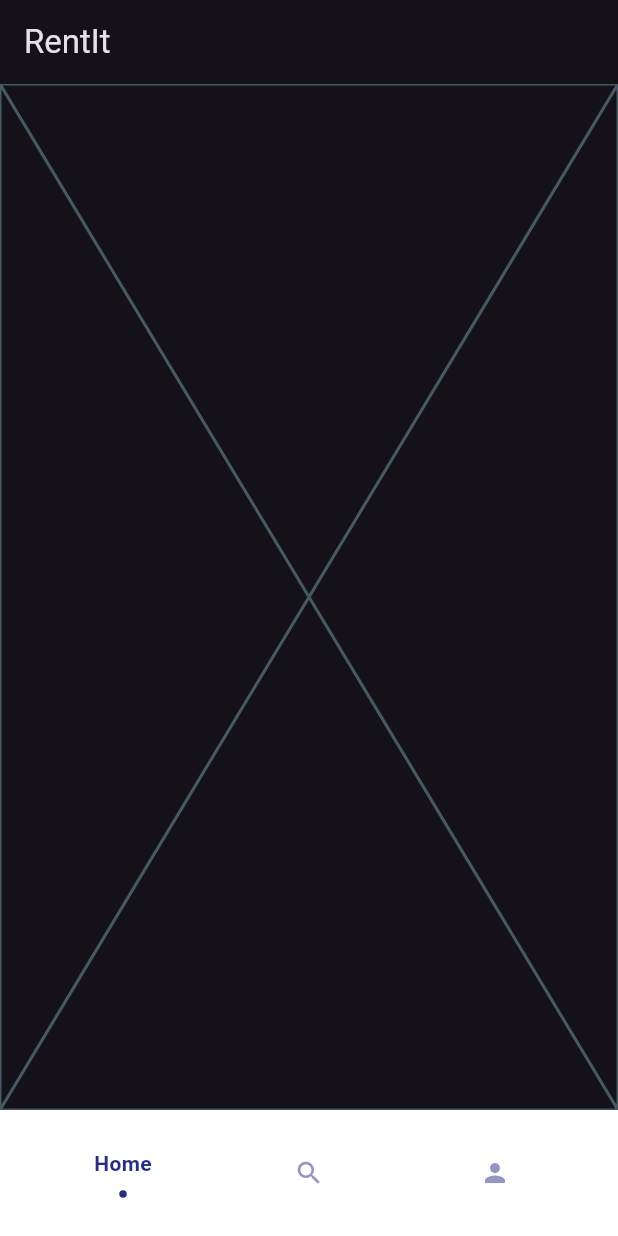
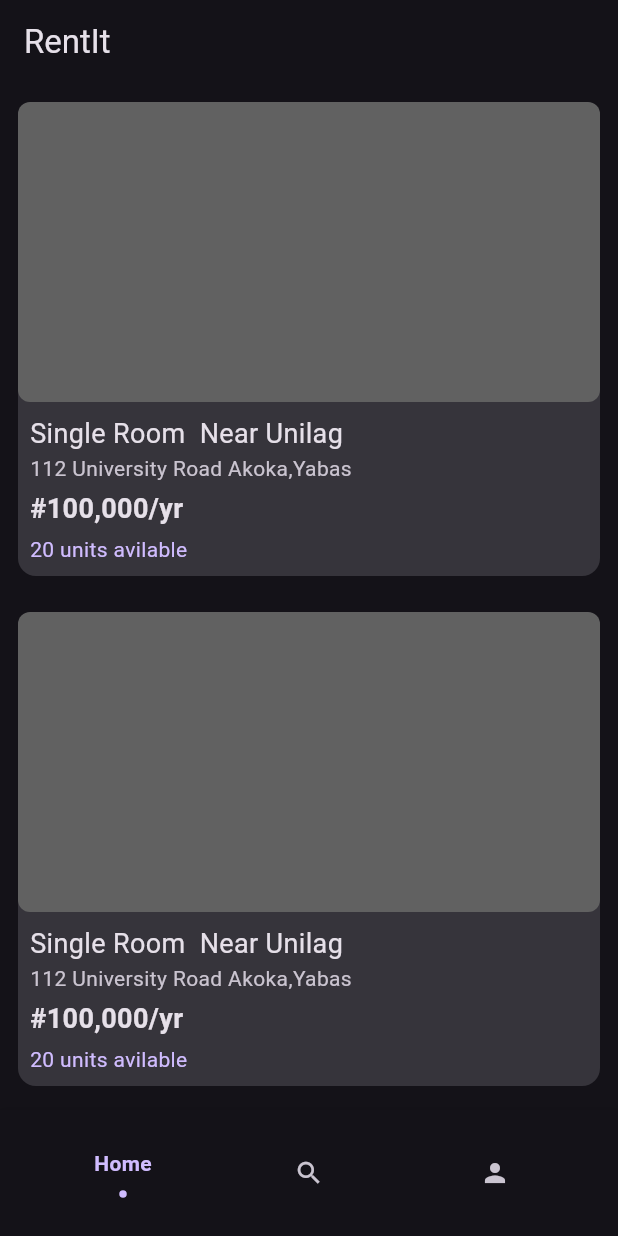
Before and after one commit to desto4q/rads, a Flutter app: the screen it shows after launch, on a phone screen of 412 x 824 dp. Run offline on Flutter 3.47's test engine with Material 3 defaults, Android fonts, the phone set to English and light mode, and no system bars; drawn by our look-alikes of flashy_tab_bar2; our stand-ins replace go_router; missing offline and left inert: animated_read_more_text.

Commit message:
tab screens

```diff
--- /dev/null
+++ b/lib/components/rent_tile.dart
@@ -0,0 +1,72 @@
+import 'package:flutter/material.dart';
+import 'package:go_router/go_router.dart';
+
+class RentTile extends StatelessWidget {
+  const RentTile({super.key});
+
+  @override
+  Widget build(BuildContext context) {
+    Size _size = MediaQuery.of(context).size;
+    return Container(
+      width: _size.width - 10,
+      child: Padding(
+        padding: const EdgeInsets.all(8.0),
+        child: InkWell(
+          onTap: () {
+            context.push("/listing");
+          },
+          child: Card.filled(
+            child: Column(
+              crossAxisAlignment: CrossAxisAlignment.start,
+              children: [
+                Container(
+                  height: 200,
+                  decoration: BoxDecoration(
+                    color: Colors.grey.shade700,
+                    borderRadius: BorderRadius.circular(8),
+                  ),
+                ),
+                Padding(
+                  padding: const EdgeInsets.all(8.0),
+                  child: Column(
+                    crossAxisAlignment: CrossAxisAlignment.start,
+                    children: [
+                      Text(
+                        "Single Room  Near Unilag",
+                        style: TextStyle(
+                            color: Theme.of(context).colorScheme.onSurface,
+                            fontSize: 18),
+                      ),
+                      Text(
+                        "112 University Road Akoka,Yabas",
+                        style: TextStyle(
+                            color:
+                                Theme.of(context).colorScheme.onSurfaceVariant),
+                      ),
+                      SizedBox(
+                        height: 4,
+                      ),
+                      Text(
+                        "#100,000/yr",
+                        style: TextStyle(
+                            fontSize: 18, fontWeight: FontWeight.bold),
+                      ),
+                      SizedBox(
+                        height: 4,
+                      ),
+                      Text(
+                        "20 units avilable",
+                        style: TextStyle(
+                            color: Theme.of(context).colorScheme.primary),
+                      ),
+                    ],
+                  ),
+                )
+              ],
+            ),
+          ),
+        ),
+      ),
+    );
+  }
+}
--- a/lib/main.dart
+++ b/lib/main.dart
@@ -1,8 +1,6 @@
 import 'package:flutter/material.dart';
 import 'package:go_router/go_router.dart';
-import 'package:rentit/stack/auth_screens/auth_intro.dart';
-import 'package:rentit/stack/main_screens/intro.dart';
-import 'package:rentit/stack/main_screens/rent_it.dart';
+import 'package:rentit/routes/routes.dart';
 
 void main() {
   runApp(const MyApp());
@@ -26,18 +24,7 @@ final GoRouter _router = GoRouter(
       }
       return null; // No redirection
     },
-    routes: [
-      GoRoute(
-          path: "/",
-          builder: (_, state) {
-            return RentIt();
-          }),
-      GoRoute(
-          path: "/login",
-          builder: (_, state) {
-            return AuthIntro();
-          }),
-    ]);
+    routes: routes);
 
 class Routing extends StatelessWidget {
   const Routing({super.key});
--- a/lib/stack/main_screens/rent_it.dart
+++ b/lib/stack/main_screens/rent_it.dart
@@ -31,9 +31,13 @@ class _RentItState extends State<RentIt> {
         children: _list,
       ),
       bottomNavigationBar: FlashyTabBar(
+        backgroundColor: Theme.of(context).colorScheme.surface,
+
           selectedIndex: selectedIndex,
           items: _screens.map((ele) {
             return FlashyTabBarItem(
+              inactiveColor: Theme.of(context).colorScheme.onSurfaceVariant,
+              activeColor: Theme.of(context).colorScheme.surfaceTint,
                 icon: Icon(ele["icon"]), title: Text(ele["name"]));
           }).toList(),
           onItemSelected: (e) {
--- a/lib/stack/main_screens/tab_screens/tab_home.dart
+++ b/lib/stack/main_screens/tab_screens/tab_home.dart
@@ -1,10 +1,17 @@
 import 'package:flutter/material.dart';
+import 'package:rentit/components/rent_tile.dart';
 
 class TabHome extends StatelessWidget {
   const TabHome({super.key});
 
   @override
   Widget build(BuildContext context) {
-    return const Placeholder();
+    return Container(
+      child: ListView(
+        children: List.generate(20, (index) {
+          return RentTile();
+        }),
+      ),
+    );
   }
 }
--- a/pubspec.yaml
+++ b/pubspec.yaml
@@ -37,6 +37,7 @@ dependencies:
   cupertino_icons: ^1.0.8
   go_router: ^14.6.0
   flashy_tab_bar2: ^0.0.10
+  animated_read_more_text: ^0.0.6
 
 dev_dependencies:
   flutter_test:
```
Also changed, not shown: lib/routes/routes.dart (added, +38 -0 lines), lib/stack/main_screens/listing_screens/listing.dart (added, +143 -0 lines), lib/stack/main_screens/tab_screens/tab_profile.dart (+10 -1 lines), lib/stack/main_screens/trans_history/trans_history.dart (added, +58 -0 lines), lib/stack/main_screens/trans_history/trans_view.dart (added, +63 -0 lines), lib/stack/main_screens/intro.dart (deleted), pubspec.lock.
